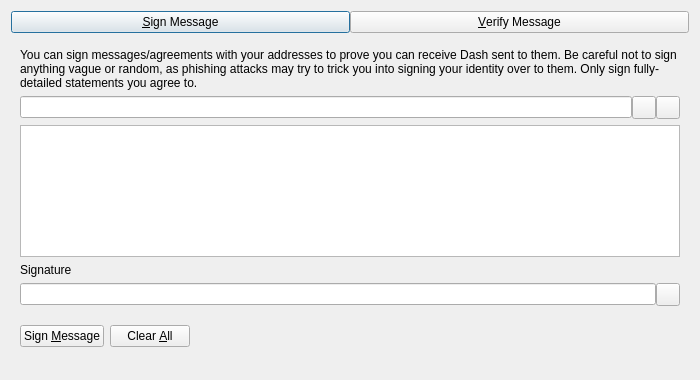
Qt form src/qt/forms/signverifymessagedialog.ui (Youngstar4/documentchain) before a commit.
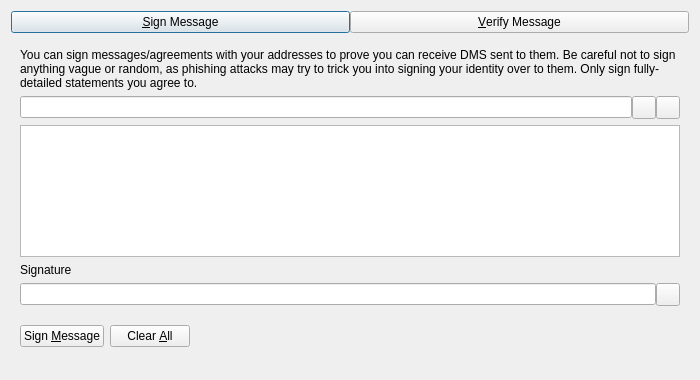
The same form after that commit. Custom widgets are drawn as their Qt base class.

Commit message:
Dash 0.17 to DMS: replace texts
Using our replacement software with some manual changes

```diff
--- a/src/qt/forms/signverifymessagedialog.ui
+++ b/src/qt/forms/signverifymessagedialog.ui
@@ -63,7 +63,7 @@
        <item>
         <widget class="QLabel" name="infoLabel_SM">
          <property name="text">
-          <string>You can sign messages/agreements with your addresses to prove you can receive Dash sent to them. Be careful not to sign anything vague or random, as phishing attacks may try to trick you into signing your identity over to them. Only sign fully-detailed statements you agree to.</string>
+          <string>You can sign messages/agreements with your addresses to prove you can receive DMS sent to them. Be careful not to sign anything vague or random, as phishing attacks may try to trick you into signing your identity over to them. Only sign fully-detailed statements you agree to.</string>
          </property>
          <property name="textFormat">
           <enum>Qt::PlainText</enum>
```
Left out of the diff: 10 changed lines with no effect on the pictures. The commit also changes 409 other files.
